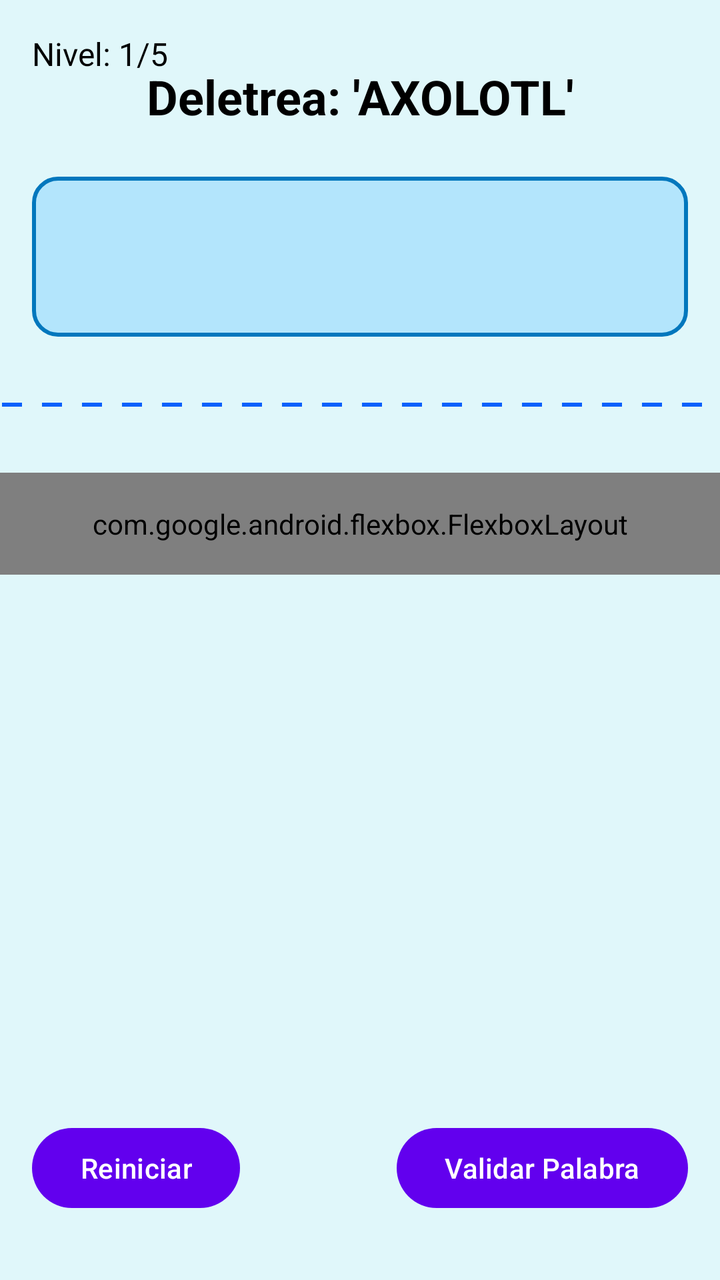
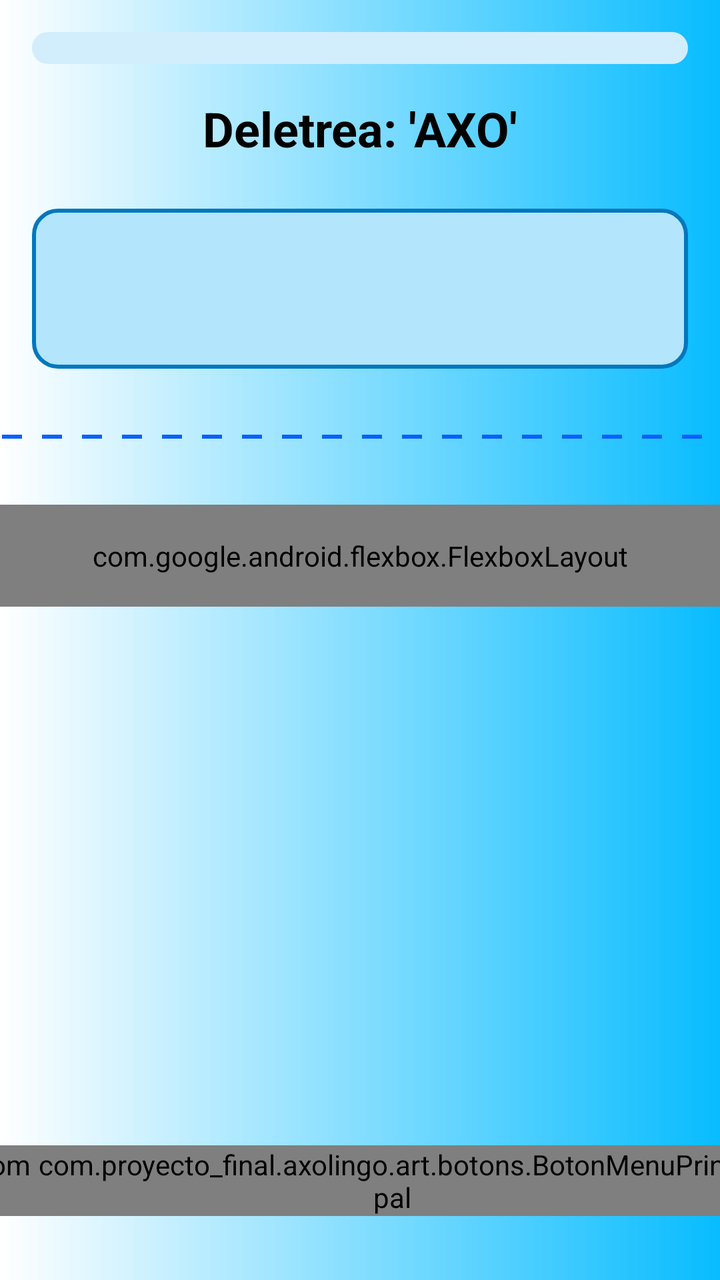

Two renders of the same Android screen: before a commit and after it. Below are the layout's source before the change and the commit's diff.
<!-- AndroidManifest.xml: application theme Theme.Axolingo -->
<!-- res/layout/activity_spelling_bee.xml -->
<?xml version="1.0" encoding="utf-8"?>
<androidx.constraintlayout.widget.ConstraintLayout
    xmlns:android="http://schemas.android.com/apk/res/android"
    xmlns:app="http://schemas.android.com/apk/res-auto"
    xmlns:tools="http://schemas.android.com/tools"
    android:layout_width="match_parent"
    android:layout_height="match_parent"
    android:background="#E0F7FA"
    tools:context=".leccion_ingles.SpellingBeeActivity">

    <TextView
        android:id="@+id/progressText"
        android:layout_width="wrap_content"
        android:layout_height="wrap_content"
        android:layout_marginTop="16dp"
        android:layout_marginStart="16dp"
        android:text="Nivel: 1/5"
        android:textSize="16sp"
        android:textColor="@color/black"
        app:layout_constraintTop_toTopOf="parent"
        app:layout_constraintStart_toStartOf="parent" />

    <TextView
        android:id="@+id/wordToSpellText"
        android:layout_width="wrap_content"
        android:layout_height="wrap_content"
        android:layout_marginTop="32dp"
        android:text="Deletrea: 'AXOLOTL'"
        android:textSize="24sp"
        android:textStyle="bold"
        android:textColor="@color/black"
        app:layout_constraintTop_toTopOf="parent"
        app:layout_constraintStart_toStartOf="parent"
        app:layout_constraintEnd_toEndOf="parent" />

    <LinearLayout
        android:id="@+id/answerZone"
        android:layout_width="0dp"  android:layout_height="80dp"
        android:layout_marginTop="24dp"
        android:layout_marginStart="16dp"
        android:layout_marginEnd="16dp"
        android:orientation="horizontal"
        android:gravity="center"
        android:background="@drawable/answer_zone_bg"
        app:layout_constraintTop_toBottomOf="@+id/wordToSpellText"
        app:layout_constraintStart_toStartOf="parent"
        app:layout_constraintEnd_toEndOf="parent"/>

    <View
        android:id="@+id/dottedLine"
        android:layout_width="0dp"
        android:layout_height="4dp"
        android:background="@drawable/dotted_line"
        android:layout_marginTop="32dp"
        app:layout_constraintTop_toBottomOf="@+id/answerZone"
        app:layout_constraintStart_toStartOf="parent"
        app:layout_constraintEnd_toEndOf="parent" />

    <com.google.android.flexbox.FlexboxLayout
        android:id="@+id/sourceZone"
        android:layout_width="0dp"
        android:layout_height="wrap_content"
        android:padding="16dp"
        android:layout_marginTop="32dp"
        app:flexWrap="wrap"
        app:justifyContent="center"
        app:alignItems="center"
        app:layout_constraintTop_toBottomOf="@+id/dottedLine"
        app:layout_constraintStart_toStartOf="parent"
        app:layout_constraintEnd_toEndOf="parent"/>

    <Button
        android:id="@+id/btnValidate"
        android:layout_width="wrap_content"
        android:layout_height="wrap_content"
        android:text="Validar Palabra"
        android:layout_marginBottom="32dp"
        android:layout_marginEnd="16dp"
        app:layout_constraintBottom_toBottomOf="parent"
        app:layout_constraintEnd_toEndOf="parent"/>

    <Button
        android:id="@+id/btnRestart"
        android:layout_width="wrap_content"
        android:layout_height="wrap_content"
        android:text="Reiniciar"
        android:layout_marginBottom="32dp"
        android:layout_marginStart="16dp"
        app:layout_constraintBottom_toBottomOf="parent"
        app:layout_constraintStart_toStartOf="parent"/>

</androidx.constraintlayout.widget.ConstraintLayout>
<!-- resources referenced by this layout -->
<resources>
  <color name="black">#FF000000</color>
  <!-- drawable answer_zone_bg (drawable) -->
  <?xml version="1.0" encoding="utf-8"?>
  <shape xmlns:android="http://schemas.android.com/apk/res/android"
      android:shape="rectangle">
      <solid android:color="#B3E5FC" />
      <corners android:radius="12dp" />
      <stroke android:color="#0277BD" android:width="2dp"/>
  </shape>
  <!-- drawable dotted_line (drawable) -->
  <?xml version="1.0" encoding="utf-8"?>
  <shape xmlns:android="http://schemas.android.com/apk/res/android"
      android:shape="line">
      <stroke
          android:width="2dp"
          android:color="#0960fb"
          android:dashWidth="10dp"
          android:dashGap="10dp" />
  </shape>
  <style name="Theme.Axolingo" parent="Base.Theme.Axolingo" />
  <style name="Base.Theme.Axolingo" parent="Theme.Material3.DayNight.NoActionBar">
          <item name="colorPrimary">@color/purple_500</item>
          <item name="colorOnPrimary">@color/white</item>
  
          <item name="colorSecondary">@color/teal_200</item>
          <item name="colorOnSecondary">@color/black</item>
  
          <item name="android:statusBarColor" tools:targetApi="l">@color/yellow</item>
      </style>
  <color name="purple_500">#FF6200EE</color>
  <color name="white">#FFFFFFFF</color>
  <color name="teal_200">#FF03DAC5</color>
  <color name="yellow">#FFC801</color>
</resources>

<!-- the commit's change to res/layout/activity_spelling_bee.xml (unified diff, before → after) -->
@@ -5,31 +5,34 @@
     xmlns:tools="http://schemas.android.com/tools"
     android:layout_width="match_parent"
     android:layout_height="match_parent"
-    android:background="#E0F7FA"
+    android:background="@drawable/gradient_leccion_ingles"
     tools:context=".leccion_ingles.SpellingBeeActivity">
 
-    <TextView
-        android:id="@+id/progressText"
-        android:layout_width="wrap_content"
+    <ProgressBar
+        android:id="@+id/progressBar"
+        android:layout_width="0dp"
         android:layout_height="wrap_content"
         android:layout_marginTop="16dp"
         android:layout_marginStart="16dp"
-        android:text="Nivel: 1/5"
-        android:textSize="16sp"
-        android:textColor="@color/black"
+        android:layout_marginEnd="16dp"
+        android:progressDrawable="@drawable/progressbar"
+        android:max="4"
+        android:progress="0"
+        style="@style/Widget.AppCompat.ProgressBar.Horizontal"
         app:layout_constraintTop_toTopOf="parent"
-        app:layout_constraintStart_toStartOf="parent" />
+        app:layout_constraintStart_toStartOf="parent"
+        app:layout_constraintEnd_toEndOf="parent" />
 
     <TextView
         android:id="@+id/wordToSpellText"
         android:layout_width="wrap_content"
         android:layout_height="wrap_content"
-        android:layout_marginTop="32dp"
-        android:text="Deletrea: 'AXOLOTL'"
+        android:layout_marginTop="16dp"
+        android:text="Deletrea: 'AXO'"
         android:textSize="24sp"
         android:textStyle="bold"
         android:textColor="@color/black"
-        app:layout_constraintTop_toTopOf="parent"
+        app:layout_constraintTop_toBottomOf="@id/progressBar"
         app:layout_constraintStart_toStartOf="parent"
         app:layout_constraintEnd_toEndOf="parent" />
 
@@ -42,7 +45,7 @@
         android:orientation="horizontal"
         android:gravity="center"
         android:background="@drawable/answer_zone_bg"
-        app:layout_constraintTop_toBottomOf="@+id/wordToSpellText"
+        app:layout_constraintTop_toBottomOf="@id/wordToSpellText"
         app:layout_constraintStart_toStartOf="parent"
         app:layout_constraintEnd_toEndOf="parent"/>
 
@@ -52,7 +55,7 @@
         android:layout_height="4dp"
         android:background="@drawable/dotted_line"
         android:layout_marginTop="32dp"
-        app:layout_constraintTop_toBottomOf="@+id/answerZone"
+        app:layout_constraintTop_toBottomOf="@id/answerZone"
         app:layout_constraintStart_toStartOf="parent"
         app:layout_constraintEnd_toEndOf="parent" />
 
@@ -65,21 +68,21 @@
         app:flexWrap="wrap"
         app:justifyContent="center"
         app:alignItems="center"
-        app:layout_constraintTop_toBottomOf="@+id/dottedLine"
+        app:layout_constraintTop_toBottomOf="@id/dottedLine"
         app:layout_constraintStart_toStartOf="parent"
         app:layout_constraintEnd_toEndOf="parent"/>
 
-    <Button
+    <com.proyecto_final.axolingo.art.botons.BotonMenuPrincipalAzul
         android:id="@+id/btnValidate"
         android:layout_width="wrap_content"
         android:layout_height="wrap_content"
-        android:text="Validar Palabra"
+        android:text="Validar"
         android:layout_marginBottom="32dp"
         android:layout_marginEnd="16dp"
         app:layout_constraintBottom_toBottomOf="parent"
         app:layout_constraintEnd_toEndOf="parent"/>
 
-    <Button
+    <com.proyecto_final.axolingo.art.botons.BotonMenuPrincipal
         android:id="@+id/btnRestart"
         android:layout_width="wrap_content"
         android:layout_height="wrap_content"
@@ -89,4 +92,28 @@
         app:layout_constraintBottom_toBottomOf="parent"
         app:layout_constraintStart_toStartOf="parent"/>
 
+    <TextView
+        android:id="@+id/tvGameFinished"
+        android:layout_width="wrap_content"
+        android:layout_height="wrap_content"
+        android:textSize="28sp"
+        android:textStyle="bold"
+        android:textColor="@color/black"
+        android:gravity="center"
+        android:visibility="gone"
+        android:layout_marginTop="48dp"
+        app:layout_constraintTop_toTopOf="parent"
+        app:layout_constraintStart_toStartOf="parent"
+        app:layout_constraintEnd_toEndOf="parent" />
+
+    <com.proyecto_final.axolingo.art.botons.BotonMenuPrincipal
+        android:id="@+id/btnBackToMenu"
+        android:layout_width="wrap_content"
+        android:layout_height="wrap_content"
+        android:text="Volver al menú"
+        android:visibility="gone"
+        android:layout_marginTop="16dp"
+        app:layout_constraintTop_toBottomOf="@id/tvGameFinished"
+        app:layout_constraintStart_toStartOf="parent"
+        app:layout_constraintEnd_toEndOf="parent" />
 </androidx.constraintlayout.widget.ConstraintLayout>
<!-- resource entries referenced after the edit -->
@@ -19,7 +19,36 @@
           android:dashWidth="10dp"
           android:dashGap="10dp" />
   </shape>
+  <!-- drawable gradient_leccion_ingles (drawable) -->
+  <?xml version="1.0" encoding="utf-8"?>
+  <shape xmlns:android="http://schemas.android.com/apk/res/android"
+      android:shape="rectangle">
+      <gradient
+          android:angle="180"
+          android:startColor="#08bcff"
+          android:endColor="#ffffff"
+          android:type="linear" />
+  </shape>
+  <!-- drawable progressbar (drawable) -->
+  <?xml version="1.0" encoding="utf-8"?>
+  <layer-list xmlns:android="http://schemas.android.com/apk/res/android">
+      <item android:id="@android:id/background">
+          <shape android:shape="rectangle">
+              <corners android:radius="16dp"/>
+              <solid android:color="#D2EDFC"/>
+          </shape>
+      </item>
+      <item android:id="@android:id/progress">
+          <scale android:scaleWidth="100%">
+              <shape android:shape="rectangle">
+                  <corners android:radius="16dp"/>
+                  <solid android:color="@color/turquoise"/>
+              </shape>
+          </scale>
+      </item>
+  </layer-list>
   <style name="Theme.Axolingo" parent="Base.Theme.Axolingo" />
+  <color name="turquoise">#38D5B8</color>
   <style name="Base.Theme.Axolingo" parent="Theme.Material3.DayNight.NoActionBar">
           <item name="colorPrimary">@color/purple_500</item>
           <item name="colorOnPrimary">@color/white</item>
